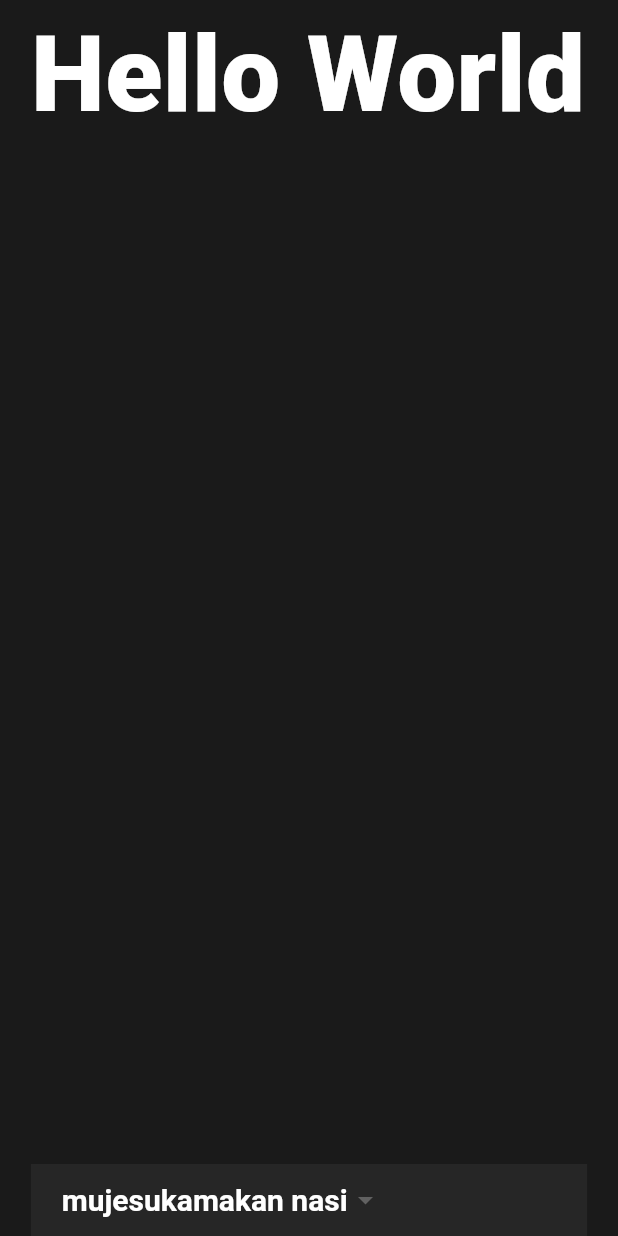
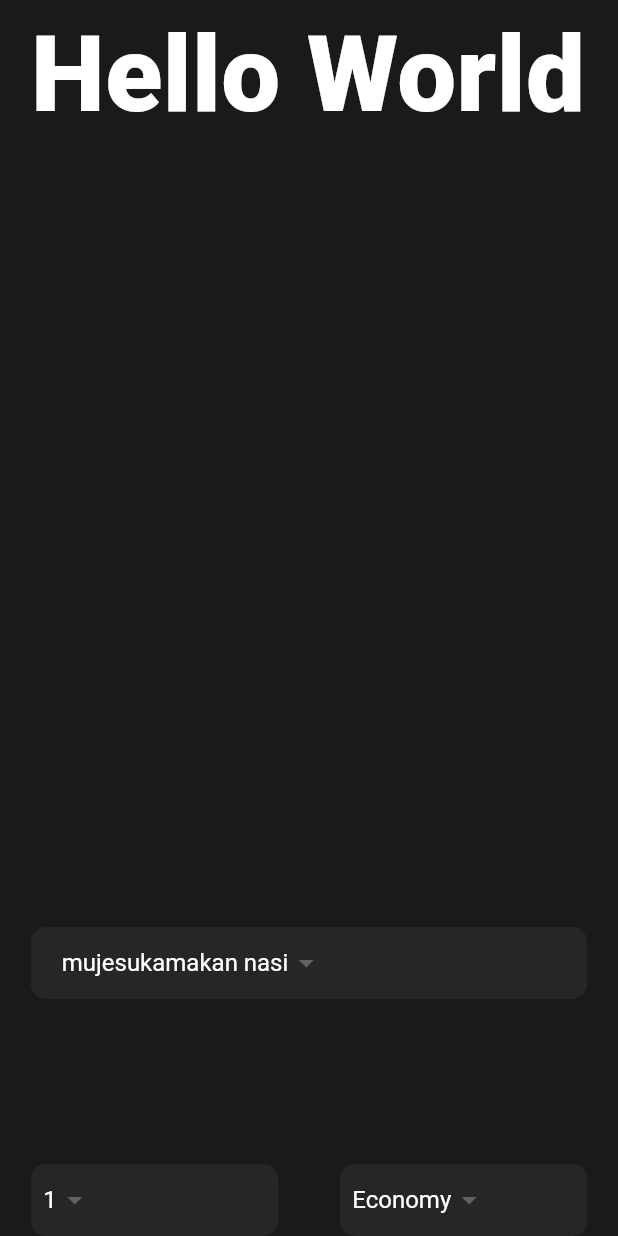
Before and after one commit to Amd-Muje/Tothemoon, a Flutter app: the screen it shows after launch, on a phone screen of 412 x 824 dp. Run offline on Flutter 3.47's test engine with Material 3 defaults, Android fonts, the light colour scheme and no system bars.

Commit message:
update widget dan tambah dropdown button

```diff
--- a/lib/pages/home_page.dart
+++ b/lib/pages/home_page.dart
@@ -1,4 +1,5 @@
 import 'package:flutter/material.dart';
+import 'package:tothemoon/widgets/custom_dropdown_button.dart';
 
 class HomePage extends StatelessWidget {
   late double _deviceHeight, _deviceWidth;
@@ -19,11 +20,7 @@ class HomePage extends StatelessWidget {
             mainAxisAlignment: MainAxisAlignment.spaceBetween,
             mainAxisSize: MainAxisSize.max,
             crossAxisAlignment: CrossAxisAlignment.start,
-            children: [
-              _text(),
-              _logo(),
-              _destinationDropDownWidget(),
-            ],
+            children: [_text(), _bookRideWidget()],
           ),
         ),
       ),
@@ -52,30 +49,42 @@ class HomePage extends StatelessWidget {
     );
   }
 
+  Widget _bookRideWidget() {
+    return Container(
+      height: _deviceHeight * 0.25,
+      child: Column(
+        mainAxisAlignment: MainAxisAlignment.spaceBetween,
+        mainAxisSize: MainAxisSize.max,
+        crossAxisAlignment: CrossAxisAlignment.center,
+        children: [
+          _destinationDropDownWidget(),
+          _travellersInformationWidget(),
+        ],
+      ),
+    );
+  }
+
   Widget _destinationDropDownWidget() {
-    List<String> _items = ['mujesukamakan nasi', 'wow makan orang'];
-    return Container(
-        padding: EdgeInsets.symmetric(horizontal: _deviceWidth * 0.05),
-        width: _deviceWidth,
-        decoration: BoxDecoration(
-          color: const Color.fromRGBO(38, 38, 38, 1.0),
+    return CustomDropdownButtonClass(
+        values: const ['mujesukamakan nasi', 'wow makan orang'],
+        width: _deviceWidth);
+  }
+
+  Widget _travellersInformationWidget() {
+    return Row(
+      mainAxisAlignment: MainAxisAlignment.spaceBetween,
+      mainAxisSize: MainAxisSize.max,
+      crossAxisAlignment: CrossAxisAlignment.center,
+      children: [
+        CustomDropdownButtonClass(
+          values: ['1', '2', '3'],
+          width: _deviceWidth * 0.40,
         ),
-        child: DropdownButton(
-            value: _items.first,
-            onChanged: (_) {},
-            items: _items.map((e) {
-              return DropdownMenuItem(
-                value: e,
-                child: Text(e),
-              );
-            }).toList(),
-            underline: Container(),
-            dropdownColor: Color.fromRGBO(38, 38, 38, 1.0),
-            borderRadius: BorderRadius.circular(10),
-            style: const TextStyle(
-              color: Colors.white,
-              fontSize: 20,
-              fontWeight: FontWeight.w600,
-            )));
+        CustomDropdownButtonClass(
+          values: ['Economy', 'Business', 'Luxury'],
+          width: _deviceWidth * 0.40,
+        ),
+      ],
+    );
   }
 }
--- /dev/null
+++ b/lib/widgets/custom_dropdown_button.dart
@@ -0,0 +1,35 @@
+import 'package:flutter/material.dart';
+
+class CustomDropdownButtonClass extends StatelessWidget {
+  List<String> values;
+  double width;
+
+  CustomDropdownButtonClass({required this.values, required this.width});
+
+  @override
+  Widget build(BuildContext context) {
+    return Container(
+        padding: EdgeInsets.symmetric(horizontal: width * 0.05),
+        width: width,
+        decoration: BoxDecoration(
+          color: const Color.fromRGBO(38, 38, 38, 1.0),
+          borderRadius: BorderRadius.circular(10),
+        ),
+        child: DropdownButton(
+            value: values.first,
+            onChanged: (_) {},
+            items: values.map((e) {
+              return DropdownMenuItem(
+                value: e,
+                child: Text(e),
+              );
+            }).toList(),
+            underline: Container(),
+            dropdownColor: Color.fromRGBO(38, 38, 38, 1.0),
+            borderRadius: BorderRadius.circular(10),
+            style: const TextStyle(
+              color: Colors.white,
+              fontSize: 16,
+            )));
+  }
+}
```
